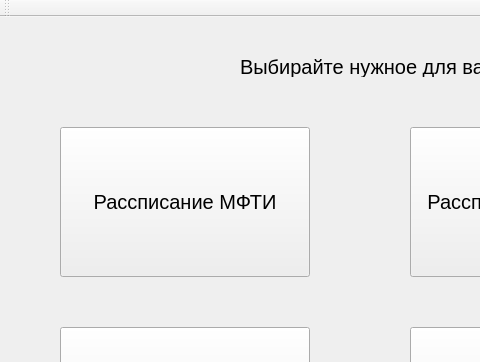
First picture: the form in Project/Database_shcedule/main_menu.ui, repository paknikolay/DBProject, before the edit; both pictures show x 0 to 480 and y 0 to 362 of the 800 by 600 pixel window.
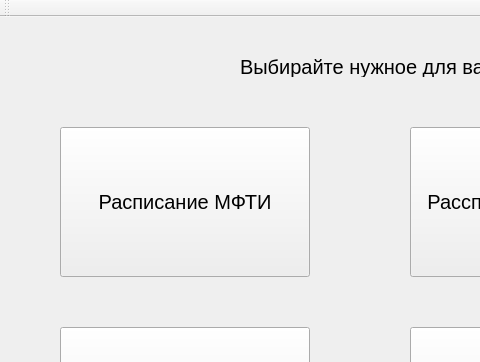
Second picture: the form after the edit.

Patch:
```diff
--- a/Project/Database_shcedule/main_menu.ui
+++ b/Project/Database_shcedule/main_menu.ui
@@ -29,7 +29,7 @@
      </font>
     </property>
     <property name="text">
-     <string>Рассписание МФТИ</string>
+     <string>Расписание МФТИ</string>
     </property>
    </widget>
    <widget class="QPushButton" name="pushButton_2">
```
